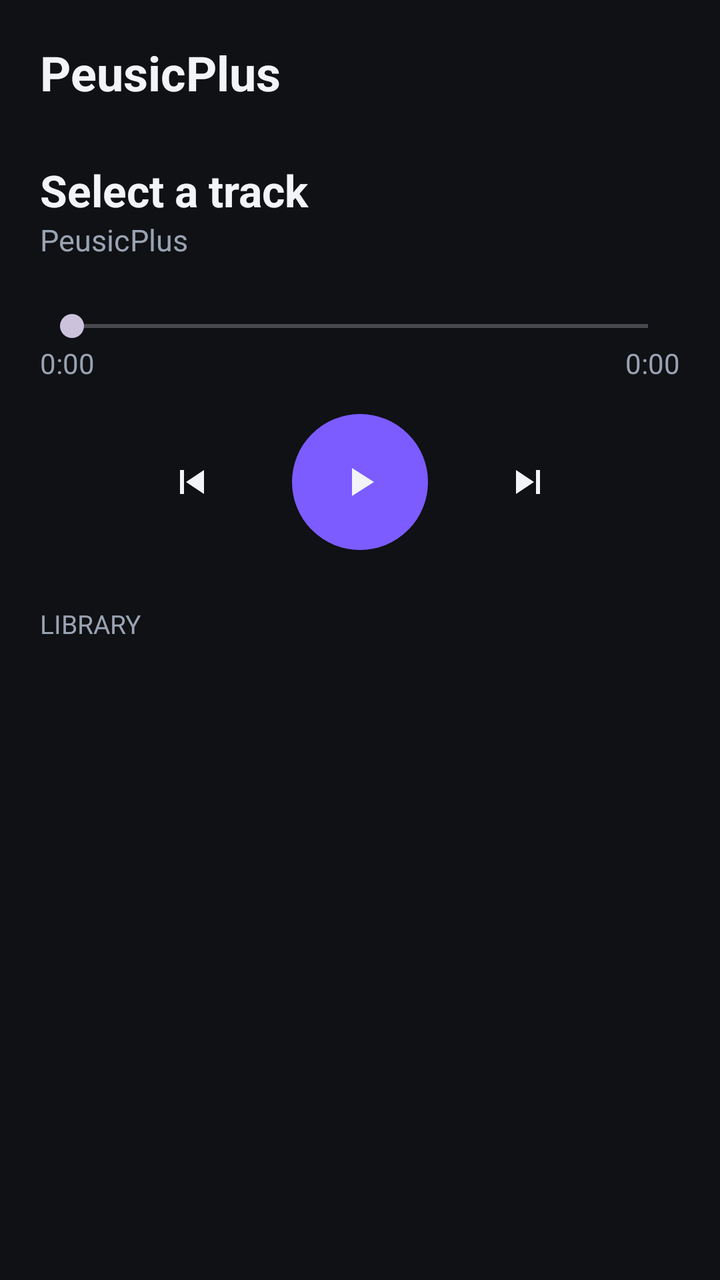
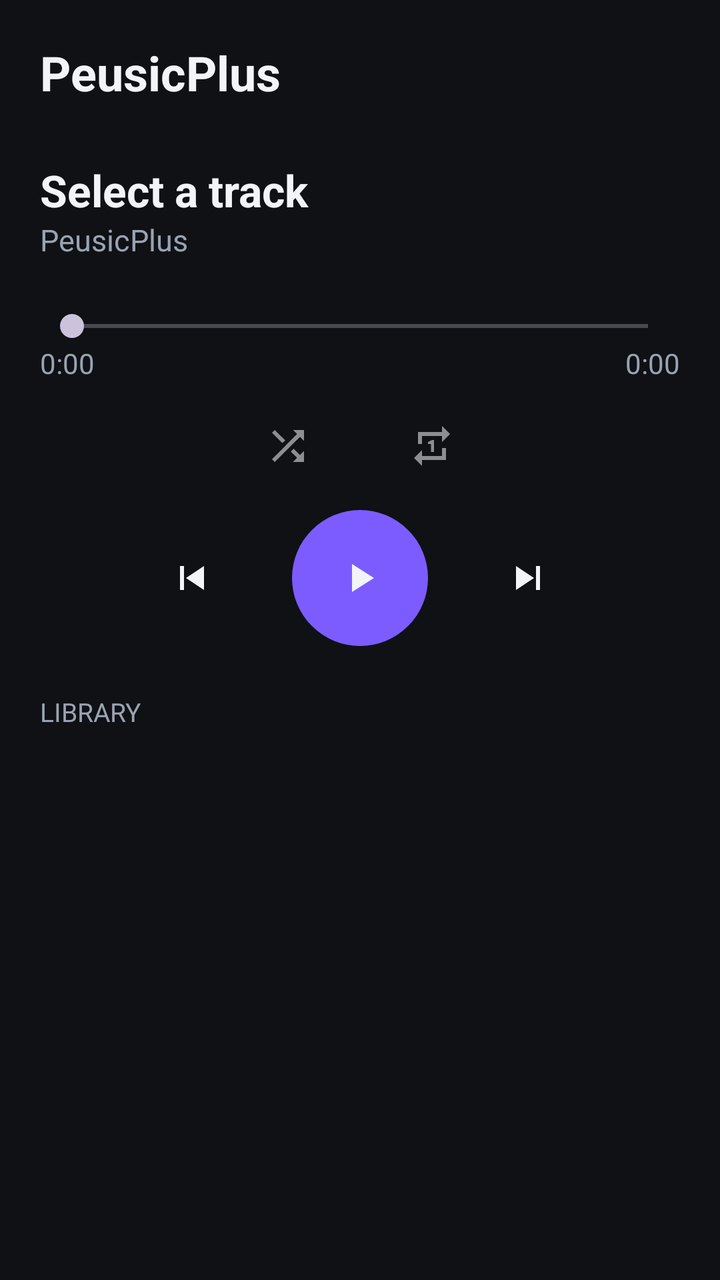

Compare the two renders of this Android layout. The source of the first and the diff that turns it into the second are given below.
<!-- AndroidManifest.xml: application theme Theme.PeusicPlus -->
<!-- res/layout/activity_main.xml -->
<?xml version="1.0" encoding="utf-8"?>
<androidx.constraintlayout.widget.ConstraintLayout
    xmlns:android="http://schemas.android.com/apk/res/android"
    xmlns:app="http://schemas.android.com/apk/res-auto"
    android:layout_width="match_parent"
    android:layout_height="match_parent"
    android:background="@color/background"
    android:padding="20dp">

    <TextView
        android:id="@+id/appTitle"
        android:layout_width="wrap_content"
        android:layout_height="wrap_content"
        android:text="@string/app_name"
        android:textColor="@color/text_primary"
        android:textSize="24sp"
        android:textStyle="bold"
        app:layout_constraintTop_toTopOf="parent"
        app:layout_constraintStart_toStartOf="parent" />

    <TextView
        android:id="@+id/trackTitle"
        android:layout_width="0dp"
        android:layout_height="wrap_content"
        android:layout_marginTop="28dp"
        android:text="@string/select_track"
        android:textColor="@color/text_primary"
        android:textSize="22sp"
        android:textStyle="bold"
        app:layout_constraintTop_toBottomOf="@id/appTitle"
        app:layout_constraintStart_toStartOf="parent"
        app:layout_constraintEnd_toEndOf="parent" />

    <TextView
        android:id="@+id/trackArtist"
        android:layout_width="0dp"
        android:layout_height="wrap_content"
        android:text="PeusicPlus"
        android:textColor="@color/text_secondary"
        android:textSize="15sp"
        app:layout_constraintTop_toBottomOf="@id/trackTitle"
        app:layout_constraintStart_toStartOf="parent"
        app:layout_constraintEnd_toEndOf="parent" />

    <SeekBar
        android:id="@+id/seekBar"
        android:layout_width="0dp"
        android:layout_height="wrap_content"
        android:layout_marginTop="24dp"
        app:layout_constraintTop_toBottomOf="@id/trackArtist"
        app:layout_constraintStart_toStartOf="parent"
        app:layout_constraintEnd_toEndOf="parent" />

    <TextView
        android:id="@+id/currentTime"
        android:layout_width="wrap_content"
        android:layout_height="wrap_content"
        android:text="0:00"
        android:textColor="@color/text_secondary"
        app:layout_constraintTop_toBottomOf="@id/seekBar"
        app:layout_constraintStart_toStartOf="parent" />

    <TextView
        android:id="@+id/duration"
        android:layout_width="wrap_content"
        android:layout_height="wrap_content"
        android:text="0:00"
        android:textColor="@color/text_secondary"
        app:layout_constraintTop_toBottomOf="@id/seekBar"
        app:layout_constraintEnd_toEndOf="parent" />

    <LinearLayout
        android:id="@+id/controls"
        android:layout_width="wrap_content"
        android:layout_height="wrap_content"
        android:layout_marginTop="16dp"
        android:gravity="center"
        android:orientation="horizontal"
        app:layout_constraintTop_toBottomOf="@id/currentTime"
        app:layout_constraintStart_toStartOf="parent"
        app:layout_constraintEnd_toEndOf="parent">

        <ImageButton
            android:id="@+id/previousButton"
            android:layout_width="52dp"
            android:layout_height="52dp"
            android:background="?attr/selectableItemBackgroundBorderless"
            android:contentDescription="@string/previous"
            android:src="@drawable/ic_previous" />

        <ImageButton
            android:id="@+id/playButton"
            android:layout_width="68dp"
            android:layout_height="68dp"
            android:layout_marginStart="24dp"
            android:layout_marginEnd="24dp"
            android:background="@drawable/play_button_background"
            android:contentDescription="@string/play_pause"
            android:src="@drawable/ic_play" />

        <ImageButton
            android:id="@+id/nextButton"
            android:layout_width="52dp"
            android:layout_height="52dp"
            android:background="?attr/selectableItemBackgroundBorderless"
            android:contentDescription="@string/next"
            android:src="@drawable/ic_next" />

    </LinearLayout>

    <TextView
        android:id="@+id/playlistTitle"
        android:layout_width="wrap_content"
        android:layout_height="wrap_content"
        android:layout_marginTop="28dp"
        android:text="@string/playlist"
        android:textAllCaps="true"
        android:textColor="@color/text_secondary"
        android:textSize="13sp"
        app:layout_constraintTop_toBottomOf="@id/controls"
        app:layout_constraintStart_toStartOf="parent" />

    <androidx.recyclerview.widget.RecyclerView
        android:id="@+id/trackList"
        android:layout_width="0dp"
        android:layout_height="0dp"
        android:layout_marginTop="10dp"
        android:clipToPadding="false"
        app:layout_constraintTop_toBottomOf="@id/playlistTitle"
        app:layout_constraintBottom_toBottomOf="parent"
        app:layout_constraintStart_toStartOf="parent"
        app:layout_constraintEnd_toEndOf="parent" />

</androidx.constraintlayout.widget.ConstraintLayout>
<!-- resources referenced by this layout -->
<resources>
  <color name="background">#0F1115</color>
  <color name="text_primary">#F2F4F8</color>
  <color name="text_secondary">#9AA3B2</color>
  <!-- drawable ic_next (drawable) -->
  <?xml version="1.0" encoding="utf-8"?>
  <vector xmlns:android="http://schemas.android.com/apk/res/android"
      android:width="24dp"
      android:height="24dp"
      android:viewportWidth="24"
      android:viewportHeight="24"
      android:tint="@color/text_primary">
      <path
          android:fillColor="@android:color/white"
          android:pathData="M16,6h2v12h-2zM6,18l9,-6 -9,-6z" />
  </vector>
  <!-- drawable ic_play (drawable) -->
  <?xml version="1.0" encoding="utf-8"?>
  <vector xmlns:android="http://schemas.android.com/apk/res/android"
      android:width="24dp"
      android:height="24dp"
      android:viewportWidth="24"
      android:viewportHeight="24"
      android:tint="@color/text_primary">
      <path
          android:fillColor="@android:color/white"
          android:pathData="M8,5v14l11,-7z" />
  </vector>
  <!-- drawable ic_previous (drawable) -->
  <?xml version="1.0" encoding="utf-8"?>
  <vector xmlns:android="http://schemas.android.com/apk/res/android"
      android:width="24dp"
      android:height="24dp"
      android:viewportWidth="24"
      android:viewportHeight="24"
      android:tint="@color/text_primary">
      <path
          android:fillColor="@android:color/white"
          android:pathData="M6,6h2v12L6,18zM9,12l9,6L18,6z" />
  </vector>
  <!-- drawable play_button_background (drawable) -->
  <?xml version="1.0" encoding="utf-8"?>
  <shape xmlns:android="http://schemas.android.com/apk/res/android" android:shape="oval">
      <solid android:color="@color/accent" />
  </shape>
  <string name="app_name">PeusicPlus</string>
  <string name="next">Next track</string>
  <string name="play_pause">Play or pause</string>
  <string name="playlist">Library</string>
  <string name="previous">Previous track</string>
  <string name="select_track">Select a track</string>
  <style name="Theme.PeusicPlus" parent="Theme.Material3.Dark.NoActionBar">
          <item name="colorPrimary">@color/accent</item>
          <item name="android:statusBarColor">@color/background</item>
          <item name="android:navigationBarColor">@color/background</item>
          <item name="android:windowBackground">@color/background</item>
      </style>
  <color name="accent">#7C5CFF</color>
</resources>

<!-- the commit's change to res/layout/activity_main.xml (unified diff, before → after) -->
@@ -70,13 +70,45 @@
         app:layout_constraintEnd_toEndOf="parent" />
 
     <LinearLayout
+        android:id="@+id/secondaryControls"
+        android:layout_width="wrap_content"
+        android:layout_height="wrap_content"
+        android:layout_marginTop="10dp"
+        android:gravity="center"
+        android:orientation="horizontal"
+        app:layout_constraintTop_toBottomOf="@id/currentTime"
+        app:layout_constraintStart_toStartOf="parent"
+        app:layout_constraintEnd_toEndOf="parent">
+
+        <ImageButton
+            android:id="@+id/shuffleButton"
+            android:layout_width="44dp"
+            android:layout_height="44dp"
+            android:alpha="0.55"
+            android:background="?attr/selectableItemBackgroundBorderless"
+            android:contentDescription="@string/shuffle"
+            android:src="@drawable/ic_shuffle" />
+
+        <ImageButton
+            android:id="@+id/repeatButton"
+            android:layout_width="44dp"
+            android:layout_height="44dp"
+            android:layout_marginStart="28dp"
+            android:alpha="0.55"
+            android:background="?attr/selectableItemBackgroundBorderless"
+            android:contentDescription="@string/repeat"
+            android:src="@drawable/ic_repeat" />
+
+    </LinearLayout>
+
+    <LinearLayout
         android:id="@+id/controls"
         android:layout_width="wrap_content"
         android:layout_height="wrap_content"
-        android:layout_marginTop="16dp"
+        android:layout_marginTop="10dp"
         android:gravity="center"
         android:orientation="horizontal"
-        app:layout_constraintTop_toBottomOf="@id/currentTime"
+        app:layout_constraintTop_toBottomOf="@id/secondaryControls"
         app:layout_constraintStart_toStartOf="parent"
         app:layout_constraintEnd_toEndOf="parent">
 
@@ -112,7 +144,7 @@
         android:id="@+id/playlistTitle"
         android:layout_width="wrap_content"
         android:layout_height="wrap_content"
-        android:layout_marginTop="28dp"
+        android:layout_marginTop="24dp"
         android:text="@string/playlist"
         android:textAllCaps="true"
         android:textColor="@color/text_secondary"
<!-- resource entries referenced after the edit -->
@@ -39,6 +39,30 @@
           android:fillColor="@android:color/white"
           android:pathData="M6,6h2v12L6,18zM9,12l9,6L18,6z" />
   </vector>
+  <!-- drawable ic_repeat (drawable) -->
+  <?xml version="1.0" encoding="utf-8"?>
+  <vector xmlns:android="http://schemas.android.com/apk/res/android"
+      android:width="24dp"
+      android:height="24dp"
+      android:viewportWidth="24"
+      android:viewportHeight="24"
+      android:tint="@color/text_primary">
+      <path
+          android:fillColor="@android:color/white"
+          android:pathData="M7,7h10v3l4,-4 -4,-4v3L5,5v6h2L7,7zM17,17L7,17v-3l-4,4 4,4v-3h12v-6h-2v4zM13,15L13,9h-1l-2,1v1h1.5v4L13,15z" />
+  </vector>
+  <!-- drawable ic_shuffle (drawable) -->
+  <?xml version="1.0" encoding="utf-8"?>
+  <vector xmlns:android="http://schemas.android.com/apk/res/android"
+      android:width="24dp"
+      android:height="24dp"
+      android:viewportWidth="24"
+      android:viewportHeight="24"
+      android:tint="@color/text_primary">
+      <path
+          android:fillColor="@android:color/white"
+          android:pathData="M10.59,9.17L5.41,4 4,5.41l5.17,5.17 1.42,-1.41zM14.5,4l2.04,2.04L4,18.59 5.41,20 17.96,7.46 20,9.5L20,4h-5.5zM14.83,13.41l-1.41,1.41 3.13,3.13L14.5,20L20,20v-5.5l-2.04,2.04 -3.13,-3.13z" />
+  </vector>
   <!-- drawable play_button_background (drawable) -->
   <?xml version="1.0" encoding="utf-8"?>
   <shape xmlns:android="http://schemas.android.com/apk/res/android" android:shape="oval">
@@ -49,7 +73,9 @@
   <string name="play_pause">Play or pause</string>
   <string name="playlist">Library</string>
   <string name="previous">Previous track</string>
+  <string name="repeat">Repeat</string>
   <string name="select_track">Select a track</string>
+  <string name="shuffle">Shuffle</string>
   <style name="Theme.PeusicPlus" parent="Theme.Material3.Dark.NoActionBar">
           <item name="colorPrimary">@color/accent</item>
           <item name="android:statusBarColor">@color/background</item>
